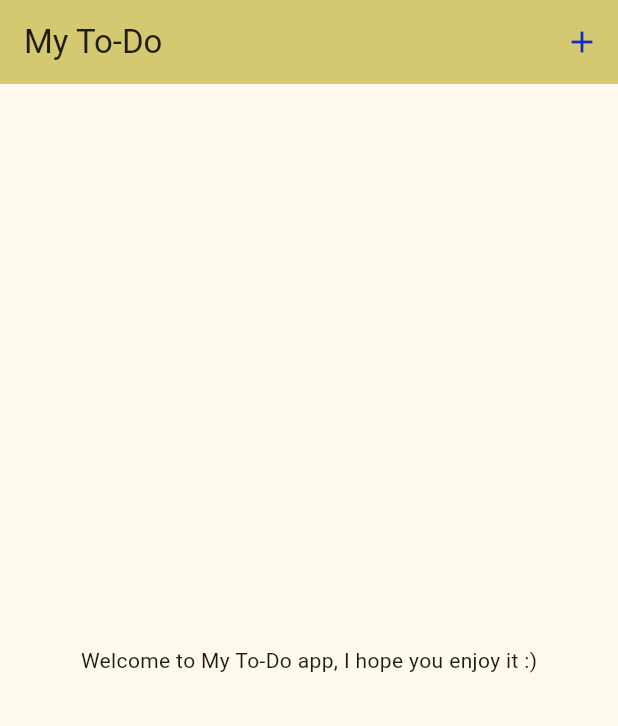
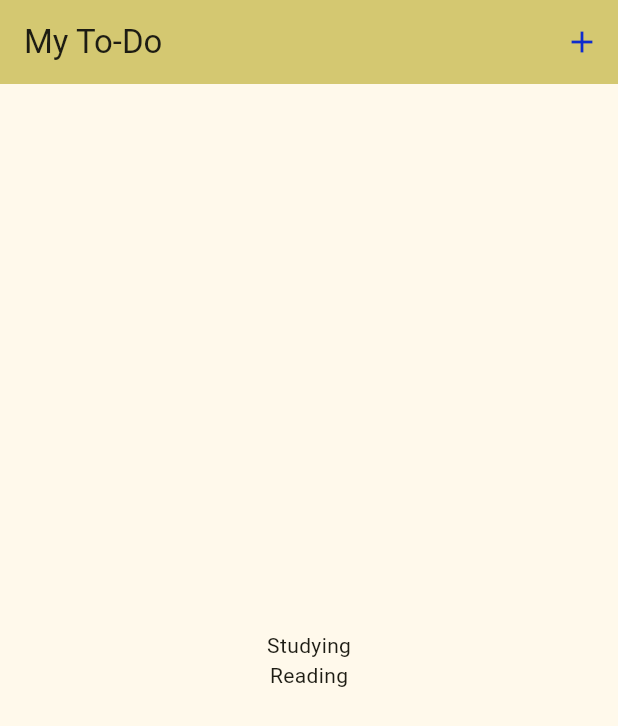
Before and after one commit to Turki-OTB/flutter-todo-app, a Flutter app: the screen it shows after launch, on a phone screen of 412 x 824 dp. Shown: the top 726 px of the screen. Run offline on Flutter 3.47's test engine with Material 3 defaults, Android fonts, the phone set to English and light mode, and no system bars.

Commit message:
Added tasks data structure and displayed task titles

```diff
--- a/lib/main.dart
+++ b/lib/main.dart
@@ -55,6 +55,18 @@ class MyHomePage extends StatefulWidget {
 }
 
 class _MyHomePageState extends State<MyHomePage> {
+  List<Map<String, dynamic>> tasks = [
+    {
+      'title': 'Studying',
+      'description': "Study Flutter, and get better",
+      'isComplete': false,
+    },
+    {
+      'title': 'Reading',
+      'description': "Read books and get better",
+      'isComplete': false,
+    },
+  ];
   @override
   Widget build(BuildContext context) {
     // This method is rerun every time setState is called, for instance as done
@@ -101,7 +113,9 @@ class _MyHomePageState extends State<MyHomePage> {
           // wireframe for each widget.
           mainAxisAlignment: MainAxisAlignment.center,
           children: [
-            const Text('Welcome to My To-Do app, I hope you enjoy it :)'),
+            ...tasks.map((task) {
+              return Text(task['title']);
+            }),
           ],
         ),
       ),
```
